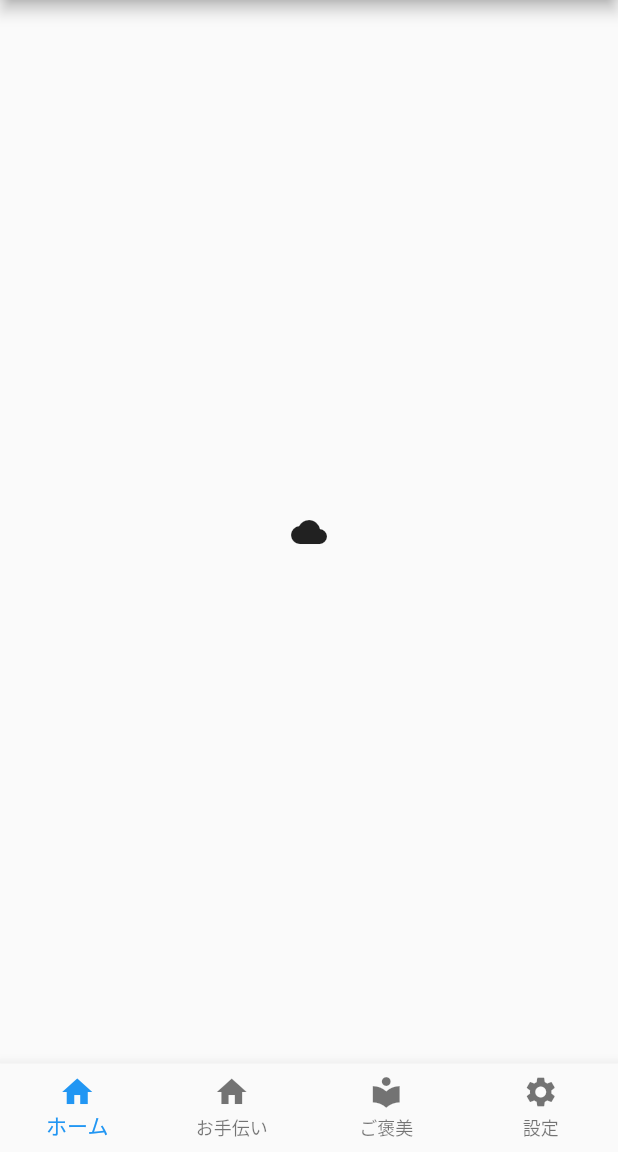
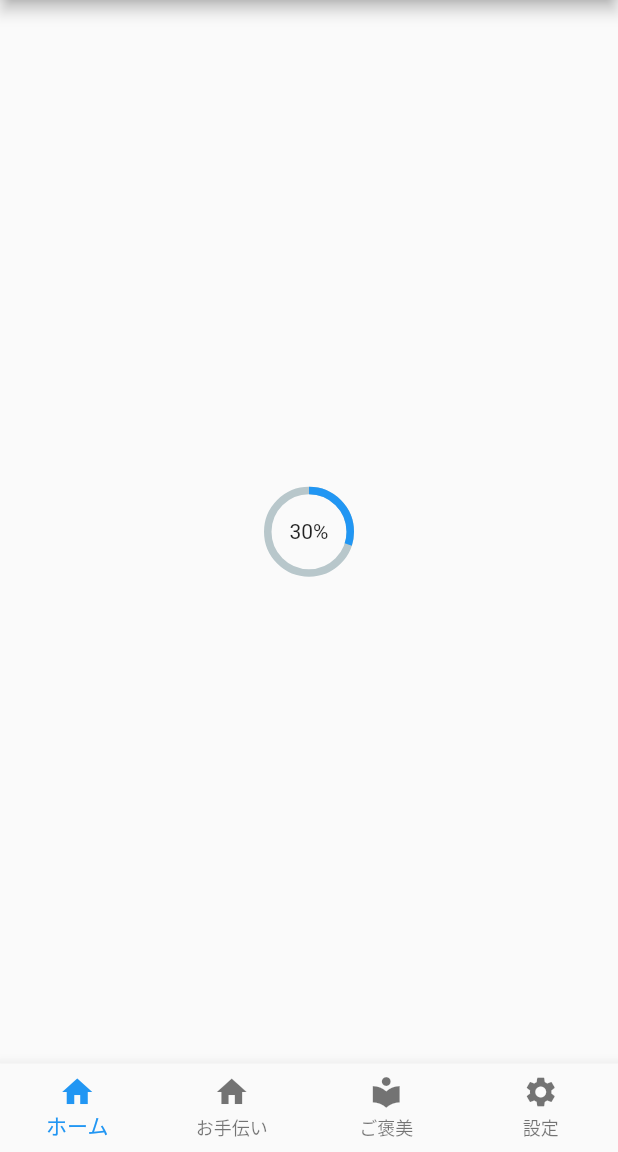
Before and after one commit to kazumaz/dama_app, a Flutter app: the screen it shows after launch, on a phone screen of 412 x 824 dp, the part 84-1236 px from its top. Run offline on Flutter 3.47's test engine with Material 2 defaults, Android fonts, the phone set to English and light mode, and no system bars; drawn by our look-alikes of percent_indicator.

Commit message:
rewardのパーセント追加

```diff
--- a/lib/view/HomePage.dart
+++ b/lib/view/HomePage.dart
@@ -1,8 +1,18 @@
 import 'package:flutter/material.dart';
+import 'package:percent_indicator/percent_indicator.dart';
 
 class HomePage extends StatelessWidget {
   @override
   Widget build(BuildContext context) {
-    return Scaffold(body: Center(child: Icon(Icons.cloud)));
+    return Scaffold(body: Center(child:
+    CircularPercentIndicator(
+                  radius: 60.0,
+                  lineWidth: 5.0,
+                  percent: 0.3,
+                  center: Text("30%"),
+                  progressColor: Colors.blue,
+                ))
+
+    );
   }
 }
--- a/pubspec.yaml
+++ b/pubspec.yaml
@@ -24,6 +24,7 @@ dependencies:
   # Use with the CupertinoIcons class for iOS style icons.
   cupertino_icons: ^0.1.2
   provider:  ^4.0.2
+  percent_indicator: "^2.1.1"
 
 dev_dependencies:
   flutter_test:
```
Also changed, not shown: pubspec.lock.
